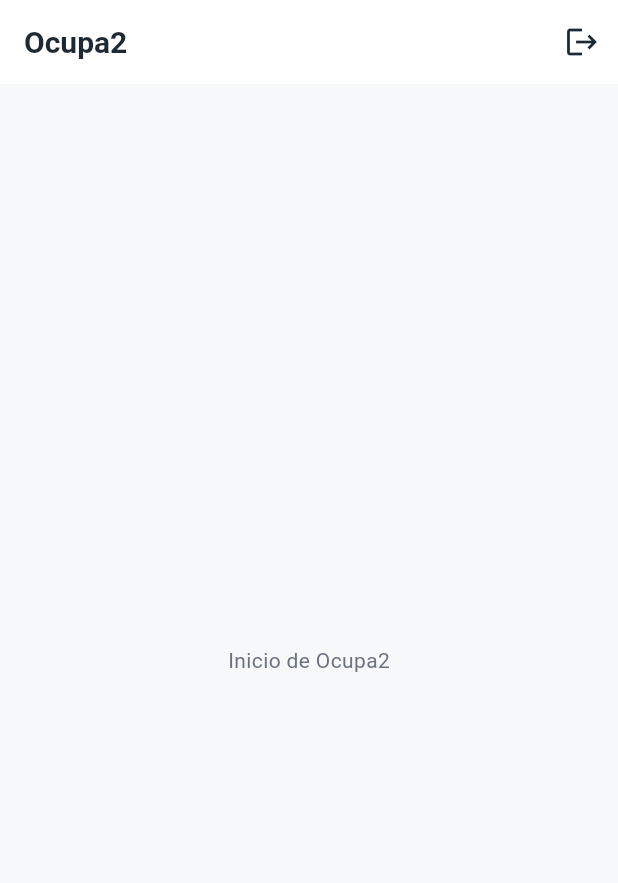
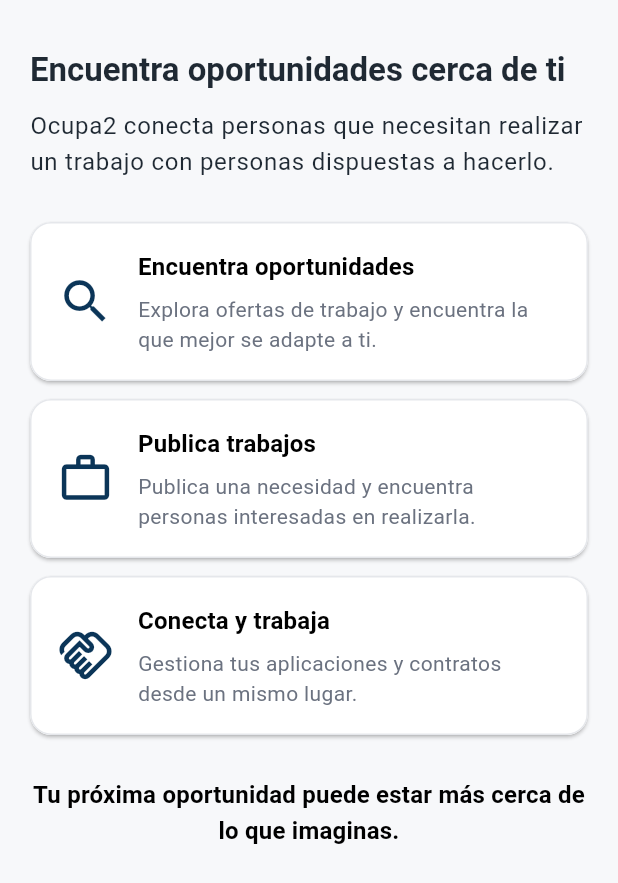
Before and after one commit to Trawts557/ocupa2-app, a Flutter app: the HomeView widget shown alone on an empty page, opened directly, on a phone screen of 412 x 824 dp. Shown: the top 883 px of the screen. Run offline on Flutter 3.47's test engine with Material 3 defaults, Android fonts, the phone set to English and light mode, and no system bars; our stand-ins replace flutter_secure_storage, image_picker; accounts and stored records are empty; network calls fail.

Commit message:
feat: agregar navegacion y estilo en appbar

```diff
--- a/lib/views/auth/complete_profile_view.dart
+++ b/lib/views/auth/complete_profile_view.dart
@@ -1,6 +1,6 @@
 import 'package:flutter/material.dart';
 import 'package:ocupa2_app/services/auth_service.dart';
-import 'package:ocupa2_app/views/home/home_view.dart';
+import '../home/main_navigation_view.dart';
 
 class CompleteProfileView extends StatefulWidget {
   const CompleteProfileView({super.key});
@@ -222,7 +222,7 @@
 
       Navigator.pushReplacement(
         context,
-        MaterialPageRoute(builder: (context) => const HomeView()),
+        MaterialPageRoute(builder: (context) => const MainNavigationView()),
       );
     } catch (e) {
       if (!mounted) return;
--- a/lib/views/auth/login_view.dart
+++ b/lib/views/auth/login_view.dart
@@ -1,5 +1,5 @@
 import 'package:flutter/material.dart';
-import 'package:ocupa2_app/views/home/home_view.dart';
+import '../home/main_navigation_view.dart';
 import 'forgot_password_view.dart';
 import 'register_view.dart';
 import '../../services/auth_service.dart';
@@ -199,7 +199,7 @@
 
       Navigator.pushReplacement(
         context,
-        MaterialPageRoute(builder: (context) => const HomeView()),
+        MaterialPageRoute(builder: (context) => const MainNavigationView()),
       );
     } catch (e) {
       if (!mounted) return;
--- a/lib/views/home/home_view.dart
+++ b/lib/views/home/home_view.dart
@@ -1,38 +1,118 @@
 import 'package:flutter/material.dart';
-import '../../services/session_service.dart';
-import '../auth/login_view.dart';
 
 class HomeView extends StatelessWidget {
   const HomeView({super.key});
 
   @override
   Widget build(BuildContext context) {
-    final SessionService sessionService = SessionService();
+    return SingleChildScrollView(
+      padding: const EdgeInsets.all(20),
+      child: Column(
+        crossAxisAlignment: CrossAxisAlignment.start,
+        children: [
+          const SizedBox(height: 12),
 
-    return Scaffold(
-      appBar: AppBar(
-        title: const Text('Ocupa2'),
-        actions: [
-          IconButton(
-            onPressed: () async {
-              await sessionService.deleteToken();
+          Text(
+            'Encuentra oportunidades cerca de ti',
+            style: Theme.of(context).textTheme.headlineMedium?.copyWith(
+                  fontWeight: FontWeight.bold,
+                ),
+          ),
 
-              if (!context.mounted) return;
+          const SizedBox(height: 12),
 
-              Navigator.pushAndRemoveUntil(
-                context,
-                MaterialPageRoute(
-                  builder: (context) => const LoginView(),
-                ),
-                (route) => false,
-              );
-            },
-            icon: const Icon(Icons.logout),
+          Text(
+            'Ocupa2 conecta personas que necesitan realizar un trabajo '
+            'con personas dispuestas a hacerlo.',
+            style: Theme.of(context).textTheme.bodyLarge,
           ),
+
+          const SizedBox(height: 28),
+
+          _buildPresentationCard(
+            context,
+            icon: Icons.search,
+            title: 'Encuentra oportunidades',
+            description:
+                'Explora ofertas de trabajo y encuentra la que mejor se adapte a ti.',
+          ),
+
+          const SizedBox(height: 12),
+
+          _buildPresentationCard(
+            context,
+            icon: Icons.work_outline,
+            title: 'Publica trabajos',
+            description:
+                'Publica una necesidad y encuentra personas interesadas en realizarla.',
+          ),
+
+          const SizedBox(height: 12),
+
+          _buildPresentationCard(
+            context,
+            icon: Icons.handshake_outlined,
+            title: 'Conecta y trabaja',
+            description:
+                'Gestiona tus aplicaciones y contratos desde un mismo lugar.',
+          ),
+
+          const SizedBox(height: 28),
+
+          Center(
+            child: Text(
+              'Tu próxima oportunidad puede estar más cerca de lo que imaginas.',
+              textAlign: TextAlign.center,
+              style: Theme.of(context).textTheme.titleMedium?.copyWith(
+                    fontWeight: FontWeight.w600,
+                  ),
+            ),
+          ),
+
+          const SizedBox(height: 20),
         ],
       ),
-      body: const Center(
-        child: Text('Inicio de Ocupa2'),
+    );
+  }
+
+  Widget _buildPresentationCard(
+    BuildContext context, {
+    required IconData icon,
+    required String title,
+    required String description,
+  }) {
+    return Card(
+      child: Padding(
+        padding: const EdgeInsets.all(18),
+        child: Row(
+          children: [
+            Icon(
+              icon,
+              size: 38,
+              color: Theme.of(context).colorScheme.primary,
+            ),
+
+            const SizedBox(width: 16),
+
+            Expanded(
+              child: Column(
+                crossAxisAlignment: CrossAxisAlignment.start,
+                children: [
+                  Text(
+                    title,
+                    style: Theme.of(context).textTheme.titleMedium?.copyWith(
+                          fontWeight: FontWeight.bold,
+                        ),
+                  ),
+
+                  const SizedBox(height: 6),
+
+                  Text(description),
+                ],
+              ),
+            ),
+          ],
+        ),
       ),
     );
   }
```
Also changed, not shown: lib/views/home/main_navigation_view.dart (added, +138 -0 lines).
